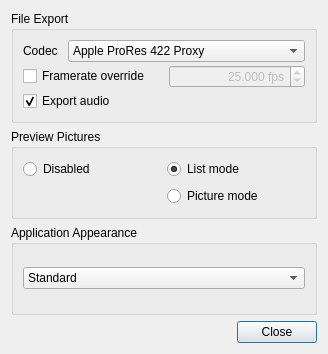
The window that platform/qt/ExportSettingsDialog.ui (ilia3101/MLV-App) describes before a commit, drawn with Qt 5.
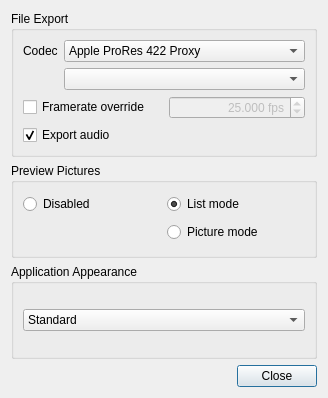
The same window after the commit.

Commit message: QtApp: Added new encoder settings for much faster Prores 422 output

The edit to the form file:
```diff
--- a/platform/qt/ExportSettingsDialog.ui
+++ b/platform/qt/ExportSettingsDialog.ui
@@ -7,7 +7,7 @@
     <x>0</x>
     <y>0</y>
     <width>328</width>
-    <height>354</height>
+    <height>398</height>
    </rect>
   </property>
   <property name="windowTitle">
@@ -19,19 +19,10 @@
      <property name="title">
       <string>File Export</string>
      </property>
-     <layout class="QGridLayout" name="gridLayout_2">
-      <property name="horizontalSpacing">
-       <number>-1</number>
-      </property>
-      <property name="verticalSpacing">
-       <number>3</number>
-      </property>
-      <item row="0" column="0">
-       <layout class="QHBoxLayout" name="horizontalLayout">
-        <property name="spacing">
-         <number>10</number>
-        </property>
-        <item>
+     <layout class="QVBoxLayout" name="verticalLayout_2">
+      <item>
+       <layout class="QGridLayout" name="gridLayout_2">
+        <item row="0" column="0">
          <widget class="QLabel" name="label">
           <property name="sizePolicy">
            <sizepolicy hsizetype="Fixed" vsizetype="Preferred">
@@ -44,7 +35,7 @@
           </property>
          </widget>
         </item>
-        <item>
+        <item row="0" column="1">
          <widget class="QComboBox" name="comboBoxCodec">
           <item>
            <property name="text">
@@ -78,9 +69,12 @@
           </item>
          </widget>
         </item>
+        <item row="1" column="1">
+         <widget class="QComboBox" name="comboBoxOption"/>
+        </item>
        </layout>
       </item>
-      <item row="1" column="0">
+      <item>
        <layout class="QHBoxLayout" name="horizontalLayout_3">
         <property name="spacing">
          <number>10</number>
@@ -119,7 +113,7 @@
         </item>
        </layout>
       </item>
-      <item row="2" column="0">
+      <item>
        <layout class="QHBoxLayout" name="horizontalLayout_4">
         <item>
          <widget class="QCheckBox" name="checkBoxExportAudio">
```
The commit also changes 4 other files.
